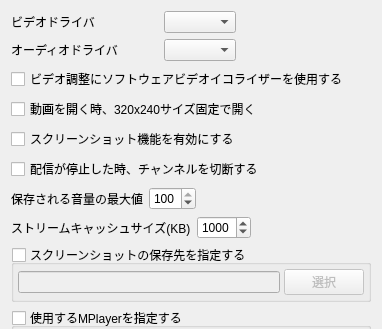
Old version of the form src/configdialog.ui in the repository nelkana/PurePlayer_As; both pictures show x 0 to 382 and y 0 to 329 of the 382 by 477 pixel window.
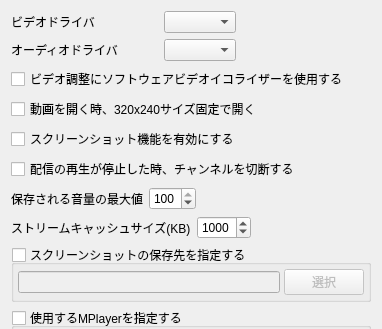
New version of the form.

Diff of the .ui file:
```diff
--- a/src/configdialog.ui
+++ b/src/configdialog.ui
@@ -7,7 +7,7 @@
     <x>0</x>
     <y>0</y>
     <width>382</width>
-    <height>459</height>
+    <height>460</height>
    </rect>
   </property>
   <property name="windowTitle">
@@ -178,7 +178,7 @@
         <string>配信が停止した時、数秒後チャンネルの切断を行います。</string>
        </property>
        <property name="text">
-        <string>配信が停止した時、チャンネルを切断する</string>
+        <string>配信の再生が停止した時、チャンネルを切断する</string>
        </property>
       </widget>
      </item>
```
Left out of the diff: 2 changed lines with no effect on the pictures.
